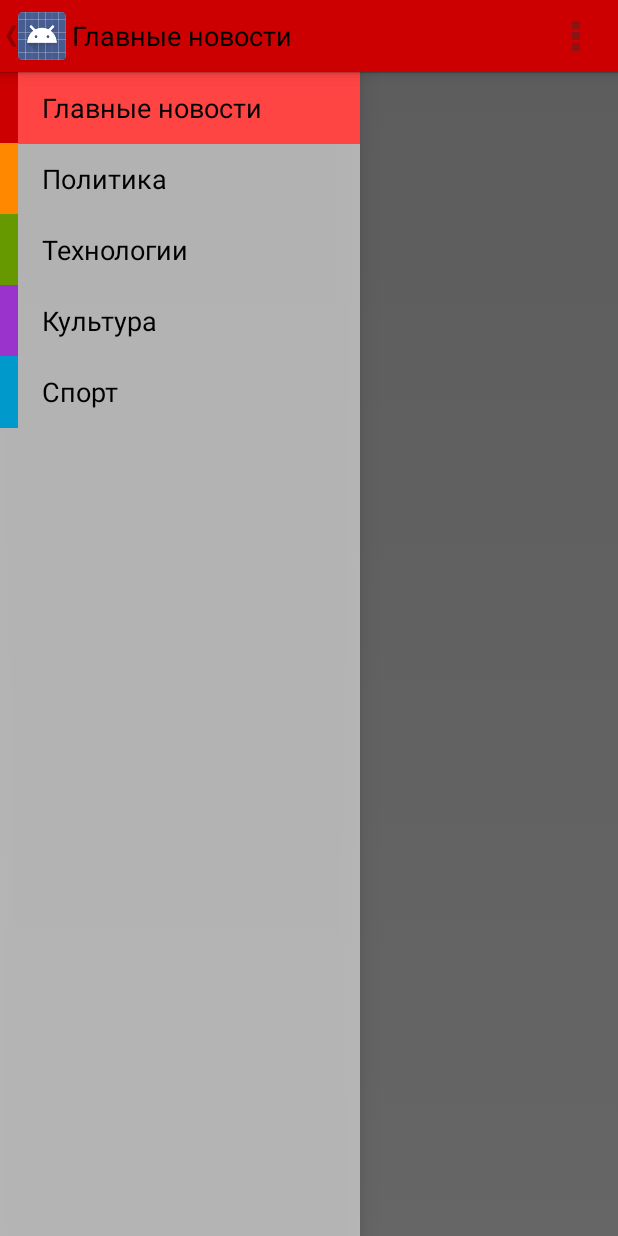
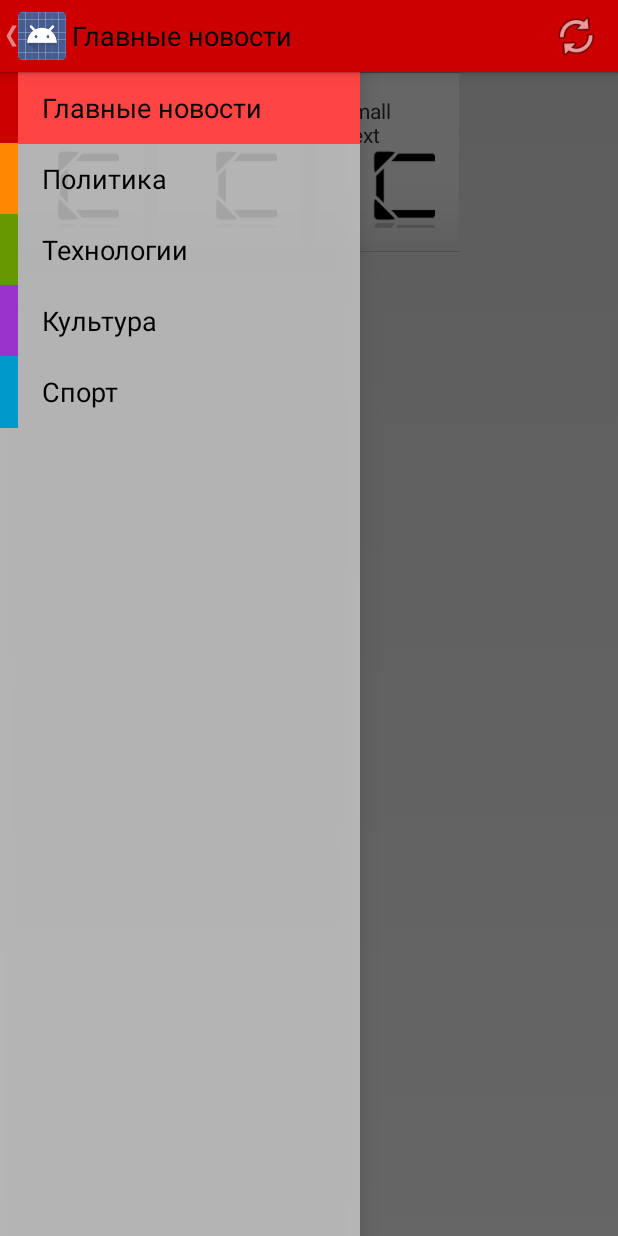
Before and after one commit to Sknictik/NewsApp, an Android app: the screen it shows after launch (MainActivity), on a phone screen of 412 x 824 dp. Run offline under Robolectric (Android 15) with nearby library versions, the light colour scheme and no system bars; 2 statements that could not run were skipped.

Commit message:
Working on news entries adapter
Created layout for news entries, GridView for storage and adapter itself.
Need to beautify news entires layout and finish adapter.
Lots of minor improvemenets: фchanged logo image, took out hardcoded
values from xml files etc...

```diff
--- a/news/src/main/AndroidManifest.xml
+++ b/news/src/main/AndroidManifest.xml
@@ -5,8 +5,9 @@
     <application
         android:allowBackup="true"
         android:icon="@drawable/ic_launcher"
+        android:logo="@drawable/ic_menu_logo"
         android:label="@string/app_name"
-        android:theme="@style/NewsTheme" >
+        android:theme="@style/AppTheme" >
         <activity
             android:name="noveo.school.android.newsapp.activity.MainActivity"
             android:label="@string/title_section1" >
--- a/news/src/main/java/noveo/school/android/newsapp/activity/MainActivity.java
+++ b/news/src/main/java/noveo/school/android/newsapp/activity/MainActivity.java
@@ -7,6 +7,10 @@ import android.app.FragmentManager;
 import android.os.Bundle;
 import android.support.v4.widget.DrawerLayout;
 import android.view.*;
+import android.widget.AdapterView;
+import android.widget.ArrayAdapter;
+import android.widget.GridView;
+import android.widget.Toast;
 import android_news.newsapp.R;
 import noveo.school.android.newsapp.fragment.NavigationDrawerFragment;
 
@@ -44,7 +48,7 @@ public class MainActivity extends Activity
         // update the main content by replacing fragments
         FragmentManager fragmentManager = getFragmentManager();
         fragmentManager.beginTransaction()
-                .replace(R.id.container, PlaceholderFragment.newInstance(position + 1))
+                .replace(R.id.container, NewsTopicFragment.newInstance(position + 1))
                 .commit();
     }
 
@@ -106,7 +110,7 @@ public class MainActivity extends Activity
     /**
      * A placeholder fragment containing a simple view.
      */
-    public static class PlaceholderFragment extends Fragment {
+    public static class NewsTopicFragment extends Fragment {
         /**
          * The fragment argument representing the section number for this
          * fragment.
@@ -117,21 +121,30 @@ public class MainActivity extends Activity
          * Returns a new instance of this fragment for the given section
          * number.
          */
-        public static PlaceholderFragment newInstance(int sectionNumber) {
-            PlaceholderFragment fragment = new PlaceholderFragment();
+        public static NewsTopicFragment newInstance(int sectionNumber) {
+            NewsTopicFragment fragment = new NewsTopicFragment();
             Bundle args = new Bundle();
             args.putInt(ARG_SECTION_NUMBER, sectionNumber);
             fragment.setArguments(args);
             return fragment;
         }
 
-        public PlaceholderFragment() {
+        public NewsTopicFragment() {
         }
 
         @Override
         public View onCreateView(LayoutInflater inflater, ViewGroup container,
                                  Bundle savedInstanceState) {
-            View rootView = inflater.inflate(R.layout.fragment_main, container, false);
+            View rootView = inflater.inflate(R.layout.fragment_news_grid, container, false);
+            GridView gridview = (GridView) rootView;
+            gridview.setAdapter(new ArrayAdapter(getActivity(), R.layout.news_entry,
+                    R.id.newsTextView, new String[]{"Новость 1", "Новость 2", "Новость 3"}));
+
+            gridview.setOnItemClickListener(new AdapterView.OnItemClickListener() {
+                public void onItemClick(AdapterView<?> parent, View v, int position, long id) {
+                    Toast.makeText(getActivity(), "" + position, Toast.LENGTH_SHORT).show();
+                }
+            });
             return rootView;
         }
 
--- a/news/src/main/java/noveo/school/android/newsapp/fragment/NavigationDrawerFragment.java
+++ b/news/src/main/java/noveo/school/android/newsapp/fragment/NavigationDrawerFragment.java
@@ -110,8 +110,7 @@ public class NavigationDrawerFragment extends Fragment {
                 R.id.news_topic_title,
                 titles,
                 this.getResources().getIntArray((R.array.newsActionBarColorsArray)),
-                this.getResources().getIntArray((R.array.newsHighlightColorsArray)),
-                R.id.news_topic_color));
+                this.getResources().getIntArray((R.array.newsHighlightColorsArray))));
 
         mDrawerListView.setItemChecked(mCurrentSelectedPosition, true);
 
@@ -247,7 +246,7 @@ public class NavigationDrawerFragment extends Fragment {
         // If the drawer is open, show the global app actions in the action bar. See also
         // showGlobalContextActionBar, which controls the top-left area of the action bar.
         if (mDrawerLayout != null && isDrawerOpen()) {
-            inflater.inflate(R.menu.global, menu);
+            inflater.inflate(R.menu.main, menu);
             showGlobalContextActionBar();
         }
         //Set actionbar color for each news topic
--- a/news/src/main/java/noveo/school/android/newsapp/view/ArrayAdapterForNavigationDrawer.java
+++ b/news/src/main/java/noveo/school/android/newsapp/view/ArrayAdapterForNavigationDrawer.java
@@ -7,6 +7,7 @@ import android.view.ViewGroup;
 import android.widget.ArrayAdapter;
 import android.widget.ImageView;
 import android.widget.TextView;
+import android_news.newsapp.R;
 
 /**
  * Created by Arseniy Nazarov on 25.12.2014.
@@ -17,14 +18,12 @@ public class ArrayAdapterForNavigationDrawer extends ArrayAdapter<String> {
 
     private int mViewResourceId;
     private int mTextViewResourceId;
-    private int mImageViewResourceId;
     private int[] highlightColors;
     private int[] titleColors;
     private String[] mTitles;
 
     public ArrayAdapterForNavigationDrawer(Context context, int resource, int textViewResourceId,
-                                           String[] titles, int[] titleColors, int[] highlightColors,
-                                           int imageViewResourceId) {
+                                           String[] titles, int[] titleColors, int[] highlightColors) {
         super(context, resource, textViewResourceId, titles);
 
         mInflater = (LayoutInflater) context.getSystemService(
@@ -32,7 +31,6 @@ public class ArrayAdapterForNavigationDrawer extends ArrayAdapter<String> {
 
         mViewResourceId = resource;
         mTextViewResourceId = textViewResourceId;
-        mImageViewResourceId = imageViewResourceId;
         this.highlightColors = highlightColors;
         this.titleColors = titleColors;
         mTitles = titles;
@@ -48,17 +46,10 @@ public class ArrayAdapterForNavigationDrawer extends ArrayAdapter<String> {
         TextView tv = (TextView)convertView.findViewById(mTextViewResourceId);
         tv.setText(mTitles[position]);
 
-
-        switch(position) {
-            case 0: {((CheckableLinearLayout) convertView).setHighlightColor(highlightColors[position]); break;}
-            case 1: {((CheckableLinearLayout) convertView).setHighlightColor(highlightColors[position]); break;}
-            case 2: {((CheckableLinearLayout) convertView).setHighlightColor(highlightColors[position]); break;}
-            case 3: {((CheckableLinearLayout) convertView).setHighlightColor(highlightColors[position]); break;}
-            case 4: {((CheckableLinearLayout) convertView).setHighlightColor(highlightColors[position]); break;}
-        }
+        ((CheckableLinearLayout) convertView).setHighlightColor(highlightColors[position]);
 
 
-        ImageView iv = (ImageView)convertView.findViewById(mImageViewResourceId);
+        ImageView iv = (ImageView)convertView.findViewById(R.id.news_topic_color);
         iv.setBackgroundColor(titleColors[position]);
 
 
--- a/news/src/main/res/layout/drawer_item_layout.xml
+++ b/news/src/main/res/layout/drawer_item_layout.xml
@@ -4,18 +4,18 @@
 
     <ImageView
           android:id="@+id/news_topic_color"
-          android:layout_width="0dp"
+          android:layout_width="@dimen/zero"
           android:layout_height="match_parent"
           android:layout_weight="0.05"/>
 
     <CheckedTextView xmlns:android="http://schemas.android.com/apk/res/android"
           android:id="@+id/news_topic_title"
-          android:layout_width="0dp"
+          android:layout_width="@dimen/zero"
           android:layout_height="wrap_content"
           android:gravity="center_vertical"
           android:layout_weight="0.95"
-          android:minHeight="48dp"
-          android:paddingLeft="16dp"
+          android:minHeight="@dimen/drawer_item_height"
+          android:paddingLeft="@dimen/activity_horizontal_margin"
           android:textAppearance="@android:style/TextAppearance.Medium"
           android:textColor="@android:color/black"/>
 
--- a/news/src/main/res/layout/fragment_navigation_drawer.xml
+++ b/news/src/main/res/layout/fragment_navigation_drawer.xml
@@ -4,6 +4,6 @@
           android:layout_height="match_parent"
           android:choiceMode="singleChoice"
           android:divider="@android:color/transparent"
-          android:dividerHeight="0dp"
-          android:background="#cccc"
+          android:dividerHeight="@dimen/zero"
+          android:background="@color/gray"
           tools:context=".NavigationDrawerFragment"/>
--- /dev/null
+++ b/news/src/main/res/layout/news_entry.xml
@@ -0,0 +1,55 @@
+<?xml version="1.0" encoding="utf-8"?>
+<RelativeLayout xmlns:android="http://schemas.android.com/apk/res/android"
+                xmlns:tools="http://schemas.android.com/tools"
+                android:layout_width="match_parent"
+                android:layout_height="@dimen/news_row_height"
+                android:paddingLeft="@dimen/activity_horizontal_margin"
+                android:paddingRight="@dimen/activity_horizontal_margin"
+                android:paddingTop="@dimen/activity_vertical_margin"
+                android:paddingBottom="@dimen/activity_vertical_margin"
+                android:minHeight="@dimen/news_entry_height"
+                android:background="@drawable/bg_news"
+                tools:context=".MainActivity$NewsTopicFragment">
+
+    <LinearLayout
+            android:orientation="vertical"
+            android:layout_width="wrap_content"
+            android:layout_height="wrap_content">
+
+        <RelativeLayout
+                android:id="@+id/miscLayout"
+                android:orientation="horizontal"
+                android:layout_width="fill_parent"
+                android:layout_height="wrap_content"
+                android:gravity="right">
+
+            <TextView
+                    android:id="@+id/dateTextView"
+                    android:layout_width="wrap_content"
+                    android:layout_height="wrap_content"
+                    android:textAppearance="?android:attr/textAppearanceSmall"
+                    android:text="Small Text"
+                    android:layout_centerVertical="true"
+                    android:layout_alignParentLeft="true"
+                    android:layout_alignParentStart="true"/>
+
+            <ImageView
+                    android:id="@+id/faveIcon"
+                    android:layout_width="wrap_content"
+                    android:layout_height="wrap_content"
+                    android:layout_alignParentRight="true"
+                    android:layout_alignParentEnd="true"/>
+        </RelativeLayout>
+
+           <TextView
+                    android:id="@+id/newsTextView"
+                    android:layout_width="wrap_content"
+                    android:layout_height="wrap_content"
+                    android:text="NEEEEEEEEEEEEEEEEEEEEEEEEEEEEEEEEEEEEWS"
+                    android:maxLength="@integer/news_preview_max_length"
+                    android:ellipsize="marquee"
+                    android:drawableLeft="@drawable/ic_stub_loading"/>
+    </LinearLayout>
+
+
+</RelativeLayout>
--- /dev/null
+++ b/news/src/main/res/values/colors.xml
@@ -0,0 +1,4 @@
+<?xml version="1.0" encoding="utf-8"?>
+<resources>
+    <color name="gray">#cccc</color>
+</resources>
--- a/news/src/main/res/values/dimens.xml
+++ b/news/src/main/res/values/dimens.xml
@@ -2,8 +2,16 @@
     <!-- Default screen margins, per the Android Design guidelines. -->
     <dimen name="activity_horizontal_margin">16dp</dimen>
     <dimen name="activity_vertical_margin">16dp</dimen>
-
+    <dimen name="news_row_height">120dp</dimen>
     <!-- Per the design guidelines, navigation drawers should be between 240dp and 320dp:
          https://developer.android.com/design/patterns/navigation-drawer.html -->
     <dimen name="navigation_drawer_width">240dp</dimen>
+
+    <!-- Drawer item dimensions -->
+    <dimen name="zero">0dp</dimen>
+    <dimen name="drawer_item_height">48dp</dimen>
+
+    <!--News entry dimensions-->
+    <dimen name="news_entry_height">120dp</dimen>
+    <dimen name="news_entry_horizontral_vertical_spacing">10dp</dimen>
 </resources>
--- a/news/src/main/res/values/resources.xml
+++ b/news/src/main/res/values/resources.xml
@@ -15,4 +15,6 @@
         <item>#33b5e5</item>
     </array>
 
+    <integer name="news_preview_max_length">100</integer>
+
 </resources>
--- a/news/src/main/res/values/styles.xml
+++ b/news/src/main/res/values/styles.xml
@@ -2,7 +2,11 @@
 
     <!-- Base application theme. -->
     <style name="AppTheme" parent="android:Theme.Holo.Light.DarkActionBar">
-        <!-- Customize your theme here. -->
+        <item name="android:actionBarStyle">@style/ActionBarNewsStyle</item>
+    </style>
+
+    <style name="ActionBarNewsStyle" parent="android:Widget.ActionBar">
+        <item name="android:background">#cc0000</item>
     </style>
 
 </resources>
--- a/news/src/main/res/values/themes.xml
+++ /dev/null
@@ -1,12 +0,0 @@
-<?xml version="1.0" encoding="utf-8"?>
-<resources>
-
-    <style name="NewsTheme" parent="android:Theme.Holo.Light">
-        <item name="android:actionBarStyle">@style/ActionBarNewsStyle</item>
-    </style>
-
-    <style name="ActionBarNewsStyle" parent="android:Widget.ActionBar">
-        <item name="android:background">#cc0000</item>
-    </style>
-
-</resources>
```
Also changed, not shown: news/src/main/java/noveo/school/android/newsapp/view/ArrayAdapterForNewsGrid.java (added, +67 -0 lines), news/src/main/res/layout/fragment_main.xml (deleted, +0 -16 lines), news/src/main/res/layout/fragment_news_grid.xml (added, +12 -0 lines).
